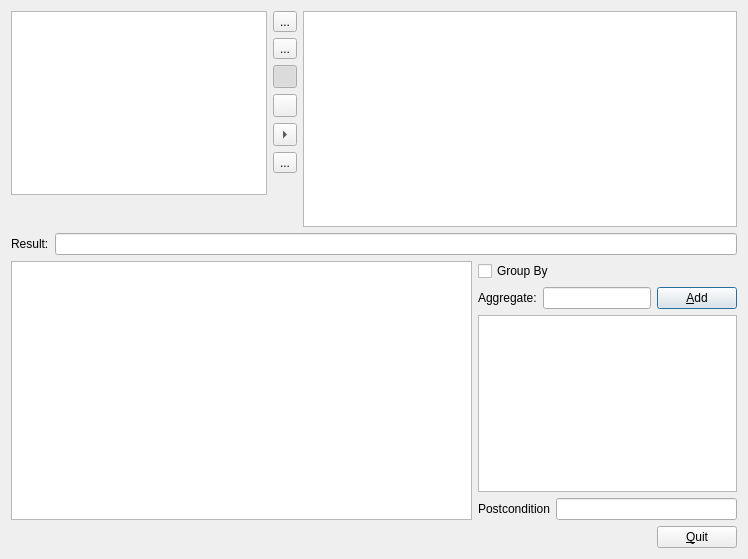
This is dialogrelation.ui in gthom/gapQBE as Qt 5 draws it before an edit. The edited form follows.
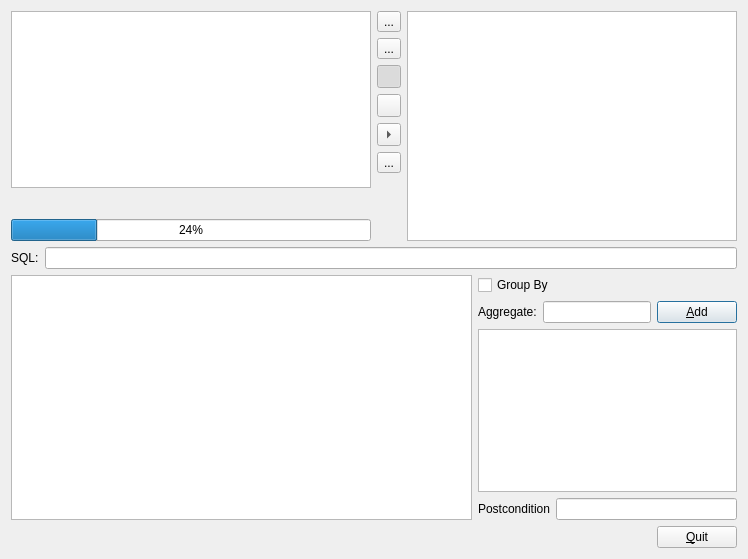
This is the edited form. Icons and pictures are not drawn. Custom widgets are drawn as their Qt base class.

What changed in the file:
```diff
--- a/dialogrelation.ui
+++ b/dialogrelation.ui
@@ -65,6 +65,13 @@
          </property>
         </spacer>
        </item>
+       <item>
+        <widget class="QProgressBar" name="progressBarResultat">
+         <property name="value">
+          <number>24</number>
+         </property>
+        </widget>
+       </item>
       </layout>
      </item>
      <item>
@@ -190,7 +197,7 @@
      <item>
       <widget class="QLabel" name="label">
        <property name="text">
-        <string>Result:</string>
+        <string>SQL:</string>
        </property>
       </widget>
      </item>
```
Left out of the diff: 25 changed lines with no effect on the pictures.
